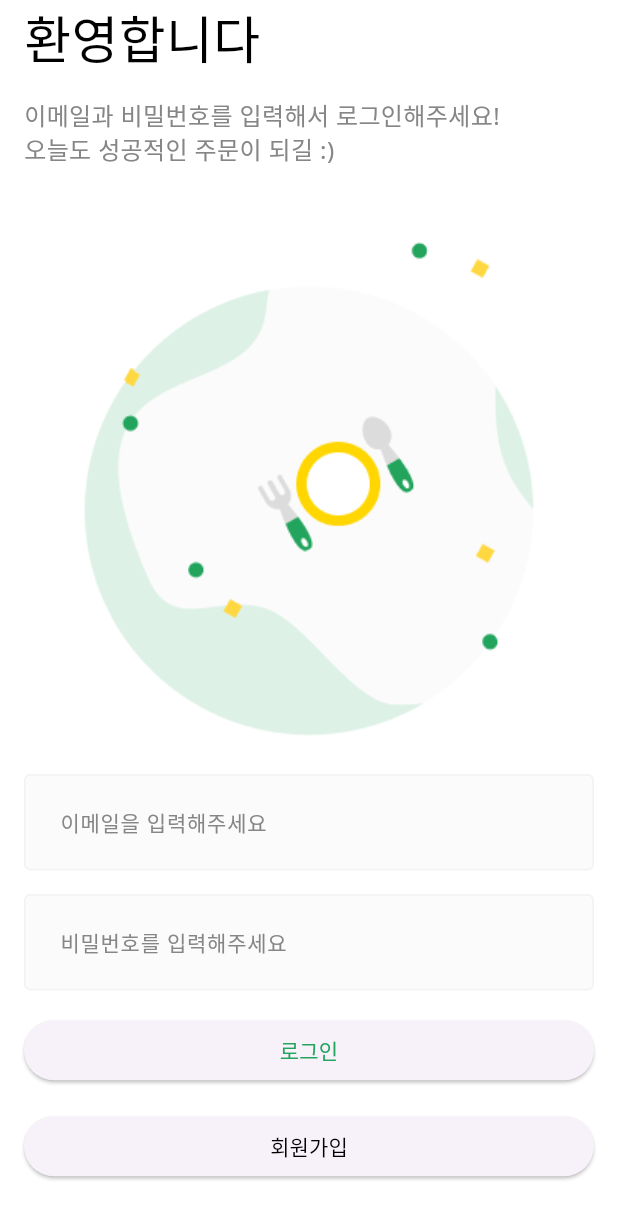
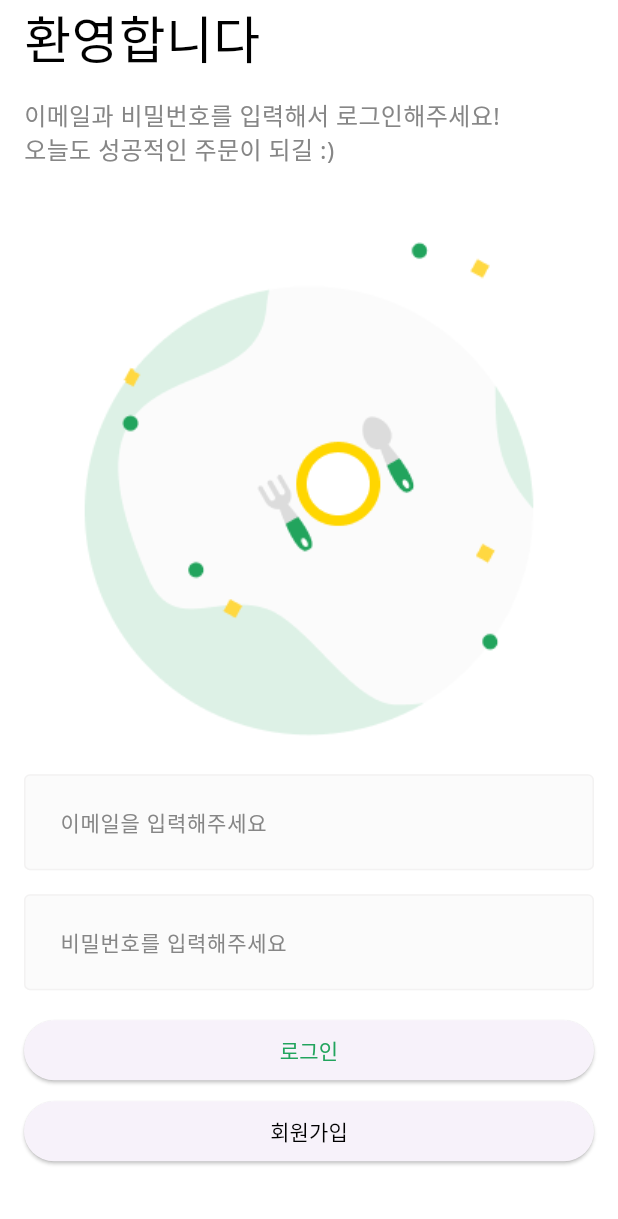
Before and after one commit to mxpower2k/actual, a Flutter app: the screen it shows after launch, after a tap on "로그인", on a phone screen of 412 x 824 dp. Shown: the top 1219 px of the screen. Run offline on Flutter 3.47's test engine with Material 3 defaults, Android fonts, the phone set to English and light mode, and no system bars; our stand-ins replace dio, flutter_secure_storage; network calls fail.

Commit message:
2024.12.27

```diff
--- a/lib/common/component/layout/default_layout.dart
+++ b/lib/common/component/layout/default_layout.dart
@@ -2,13 +2,43 @@ import 'package:flutter/material.dart';
 
 class DefaultLayout extends StatelessWidget {
   final Widget child;
-  const DefaultLayout({required this.child, super.key});
+  final Color? backgroundColor;
+  final String? title;
+  final Widget? bottomNavigationBar;
+  const DefaultLayout({
+    required this.child,
+    this.backgroundColor,
+    this.title,
+    this.bottomNavigationBar,
+    super.key,
+  });
 
   @override
   Widget build(BuildContext context) {
     return Scaffold(
-      backgroundColor: Colors.white,
+      backgroundColor: backgroundColor ?? Colors.white,
+      appBar: renderAppBar(),
       body: child,
+      bottomNavigationBar: bottomNavigationBar,
     );
   }
+
+  AppBar? renderAppBar() {
+    if (title == null) {
+      return null;
+    } else {
+      return AppBar(
+        backgroundColor: Colors.white,
+        elevation: 0,
+        title: Text(
+          title!,
+          style: TextStyle(
+            fontSize: 16.0,
+            fontWeight: FontWeight.w500,
+          ),
+        ),
+        foregroundColor: Colors.black,
+      );
+    }
+  }
 }
--- /dev/null
+++ b/lib/common/const/data.dart
@@ -0,0 +1,13 @@
+import 'dart:io';
+
+import 'package:flutter_secure_storage/flutter_secure_storage.dart';
+
+const ACCESS_TOKEN_KEY = 'ACCESS_TOKEN';
+const REFRESH_TOKEN_KEY = 'REFRESH_TOKEN';
+
+final storage = new FlutterSecureStorage();
+
+const emulatorIp = "10.0.2.2:3000";
+const simulatorIp = "127.0.0.1:3000";
+
+final ip = Platform.isIOS ? simulatorIp : emulatorIp;
--- /dev/null
+++ b/lib/common/view/splash_screen.dart
@@ -0,0 +1,88 @@
+import 'package:actual/common/component/layout/default_layout.dart';
+import 'package:actual/common/const/colors.dart';
+import 'package:actual/common/const/data.dart';
+import 'package:actual/common/view/root_tab.dart';
+import 'package:actual/user/view/login_screen.dart';
+import 'package:dio/dio.dart';
+import 'package:flutter/material.dart';
+
+class SplashScreen extends StatefulWidget {
+  const SplashScreen({super.key});
+
+  @override
+  State<SplashScreen> createState() => _SplashScreenState();
+}
+
+class _SplashScreenState extends State<SplashScreen> {
+  @override
+  void initState() {
+    // TODO: implement initState
+    super.initState();
+
+    //deleteToken();
+    checkToken();
+  }
+
+  void deleteToken() async {
+    await storage.deleteAll();
+  }
+
+  void checkToken() async {
+    final refreshToken = await storage.read(key: REFRESH_TOKEN_KEY);
+    final accessToken = await storage.read(key: ACCESS_TOKEN_KEY);
+    final dio = Dio();
+
+    try {
+      final resp = await dio.post(
+        'http://$ip/auth/token',
+        options: Options(headers: {
+          'authorization': 'Bearer $refreshToken',
+        }),
+      );
+
+      if (!mounted) {
+        return;
+      }
+
+      await storage.write(
+        key: ACCESS_TOKEN_KEY,
+        value: resp.data['accessToken'],
+      );
+
+      Navigator.of(context).pushAndRemoveUntil(
+        MaterialPageRoute(builder: (_) => RootTab()),
+        (route) => false,
+      );
+    } catch (e) {
+      Navigator.of(context).pushAndRemoveUntil(
+        MaterialPageRoute(builder: (_) => LoginScreen()),
+        (route) => false,
+      );
+    }
+  }
+
+  @override
+  Widget build(BuildContext context) {
+    return DefaultLayout(
+      backgroundColor: PRIMARY_COLOR,
+      child: SizedBox(
+        width: MediaQuery.of(context).size.width,
+        child: Column(
+          mainAxisAlignment: MainAxisAlignment.center,
+          children: [
+            Image.asset(
+              'asset/img/logo/logo.png',
+              width: MediaQuery.of(context).size.width / 2,
+            ),
+            const SizedBox(
+              height: 16.0,
+            ),
+            const CircularProgressIndicator(
+              color: Colors.white,
+            ),
+          ],
+        ),
+      ),
+    );
+  }
+}
--- a/lib/main.dart
+++ b/lib/main.dart
@@ -1,4 +1,5 @@
 import 'package:actual/common/component/custom_text_form_field.dart';
+import 'package:actual/common/view/splash_screen.dart';
 import 'package:actual/user/view/login_screen.dart';
 import 'package:flutter/material.dart';
 
@@ -18,7 +19,7 @@ class _App extends StatelessWidget {
       debugShowCheckedModeBanner: false,
       home: Scaffold(
         backgroundColor: Colors.white,
-        body: LoginScreen(),
+        body: SplashScreen(),
       ),
     );
   }
--- a/lib/user/view/login_screen.dart
+++ b/lib/user/view/login_screen.dart
@@ -1,13 +1,30 @@
+import 'dart:convert';
+import 'dart:io';
+
 import 'package:actual/common/component/custom_text_form_field.dart';
 import 'package:actual/common/component/layout/default_layout.dart';
 import 'package:actual/common/const/colors.dart';
+import 'package:actual/common/const/data.dart';
+import 'package:actual/common/view/root_tab.dart';
+import 'package:dio/dio.dart';
 import 'package:flutter/material.dart';
+import 'package:flutter_secure_storage/flutter_secure_storage.dart';
 
-class LoginScreen extends StatelessWidget {
+class LoginScreen extends StatefulWidget {
   const LoginScreen({super.key});
 
   @override
+  State<LoginScreen> createState() => _LoginScreenState();
+}
+
+class _LoginScreenState extends State<LoginScreen> {
+  String username = '';
+  String password = '';
+
+  @override
   Widget build(BuildContext context) {
+    final dio = Dio();
+
     return DefaultLayout(
       child: SingleChildScrollView(
         keyboardDismissBehavior: ScrollViewKeyboardDismissBehavior.onDrag,
@@ -33,7 +50,9 @@ class LoginScreen extends StatelessWidget {
                 ),
                 CustomTextFormField(
                   hintText: '이메일을 입력해주세요',
-                  onChanged: (value) {},
+                  onChanged: (value) {
+                    username = value;
+                  },
                 ),
                 const SizedBox(
                   height: 16.0,
@@ -41,22 +60,56 @@ class LoginScreen extends StatelessWidget {
                 CustomTextFormField(
                   hintText: '비밀번호를 입력해주세요',
                   obscureText: true,
-                  onChanged: (value) {},
+                  onChanged: (value) {
+                    password = value;
+                  },
                 ),
                 const SizedBox(
                   height: 16.0,
                 ),
                 ElevatedButton(
-                  onPressed: () {},
-                  style:
-                      ElevatedButton.styleFrom(foregroundColor: PRIMARY_COLOR),
+                  onPressed: () async {
+                    //final rawString = 'test@codefactory.ai:testtest';
+                    final rawString = '$username:$password';
+
+                    Codec<String, String> stringToBase64 = utf8.fuse(base64);
+
+                    String token = stringToBase64.encode(rawString);
+                    final resp = await dio.post(
+                      'http://$ip/auth/login',
+                      options: Options(headers: {
+                        'authorization': 'Basic $token',
+                      }),
+                    );
+
+                    final refreshToken = resp.data['refreshToken'];
+                    final accessToken = resp.data['accessToken'];
+
+                    await storage.write(
+                      key: REFRESH_TOKEN_KEY,
+                      value: refreshToken,
+                    );
+                    await storage.write(
+                      key: ACCESS_TOKEN_KEY,
+                      value: accessToken,
+                    );
+
+                    Navigator.of(context).push(
+                      MaterialPageRoute(
+                        builder: (_) => RootTab(),
+                      ),
+                    );
+                  },
+                  style: ElevatedButton.styleFrom(
+                    foregroundColor: PRIMARY_COLOR,
+                  ),
                   child: Text('로그인'),
                 ),
                 const SizedBox(
-                  height: 16.0,
+                  height: 6.0,
                 ),
                 ElevatedButton(
-                  onPressed: () {},
+                  onPressed: () async {},
                   style:
                       ElevatedButton.styleFrom(foregroundColor: Colors.black),
                   child: Text('회원가입'),
--- a/pubspec.yaml
+++ b/pubspec.yaml
@@ -35,6 +35,8 @@ dependencies:
   # The following adds the Cupertino Icons font to your application.
   # Use with the CupertinoIcons class for iOS style icons.
   cupertino_icons: ^1.0.6
+  dio: ^5.7.0
+  flutter_secure_storage: ^9.2.2
 
 dev_dependencies:
   flutter_test:
```
Also changed, not shown: lib/common/view/root_tab.dart (added, +99 -0 lines), lib/restaurant/component/restaurant_card.dart (added, +118 -0 lines), lib/restaurant/model/restaurant_model.dart (added, +29 -0 lines), lib/restaurant/view/restaurant_screen.dart (added, +79 -0 lines), pubspec.lock, 5 other files.
